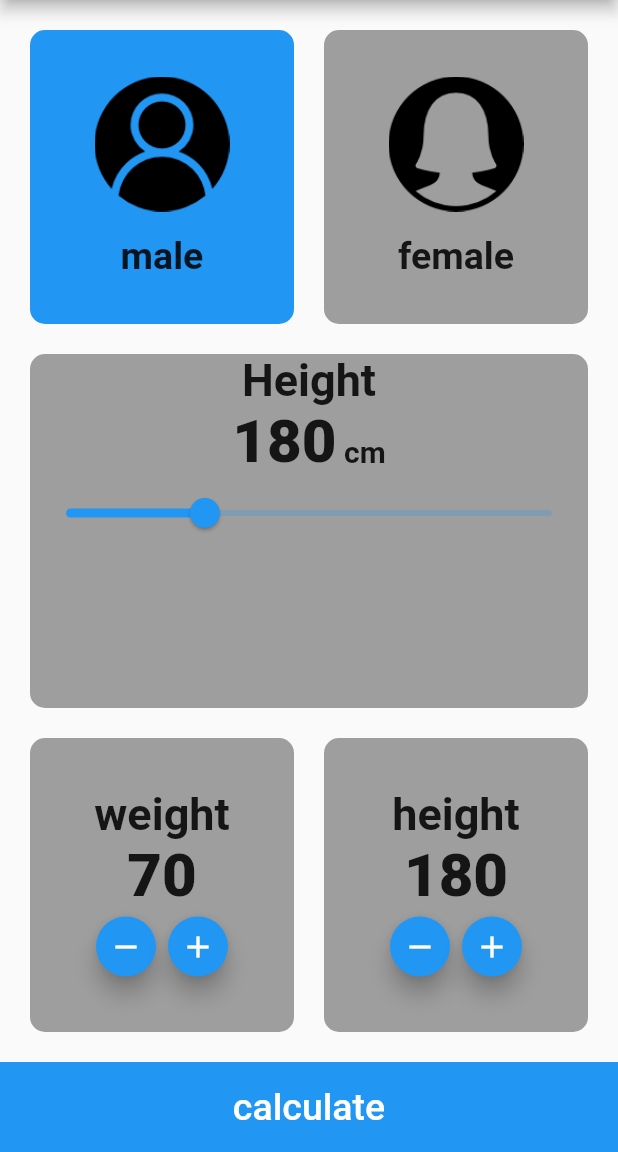
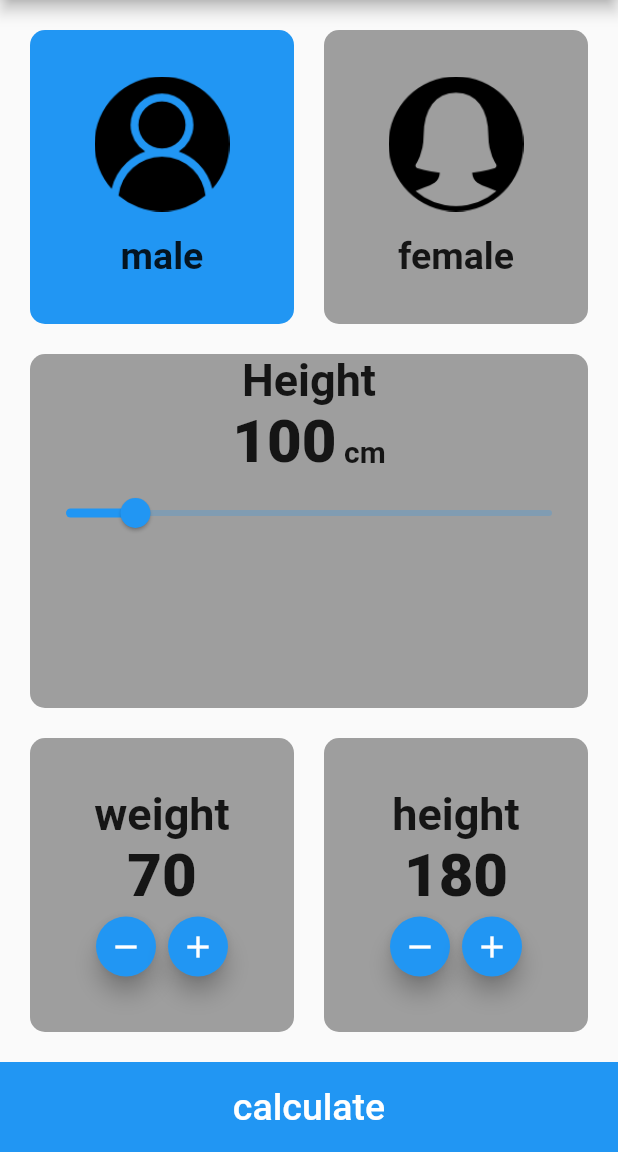
Before and after one commit to fathyBaiomy/bmi_calculator, a Flutter app: the screen it shows after launch, on a phone screen of 412 x 824 dp, the part 84-1236 px from its top. Run offline on Flutter 3.47's test engine with Material 2 defaults, Android fonts, the phone set to English and light mode, and no system bars.

```diff
--- a/lib/main.dart
+++ b/lib/main.dart
@@ -13,6 +13,7 @@ class MyApp extends StatefulWidget {
 
 class _MyAppState extends State<MyApp> {
   bool isMale = true;
+  double value = 100;
   // This widget is the root of your application.
   @override
   Widget build(BuildContext context) {
@@ -69,7 +70,15 @@ class _MyAppState extends State<MyApp> {
             Expanded(
               child: Padding(
                 padding: const EdgeInsets.symmetric(horizontal: 20),
-                child: BoxContainer(child: SliderWidget()),
+                child: BoxContainer(
+                    child: SliderWidget(
+                  value: value,
+                  onChanged: (value) {
+                    setState(() {
+                      this.value = value;
+                    });
+                  },
+                )),
               ),
             ),
             Expanded(
@@ -134,8 +143,12 @@ Widget MaleFemaleWidget(
   );
 }
 
-Widget SliderWidget(
-    {double value = 120, double minValue = 80, double maxValue = 220}) {
+Widget SliderWidget({
+  double value = 120,
+  double minValue = 80,
+  double maxValue = 220,
+  required void onChanged(double value),
+}) {
   return Column(
     crossAxisAlignment: CrossAxisAlignment.center,
     children: [
@@ -144,13 +157,13 @@ Widget SliderWidget(
             fontSize: 30,
             fontWeight: FontWeight.bold,
           )),
-      heightText(value: '180', type: 'cm'),
+      heightText(value: '${value.round()}', type: 'cm'),
       Slider(
         value: value,
         max: maxValue,
         min: minValue,
         onChanged: (value) {
-          print(value.round());
+          onChanged(value);
         },
       )
     ],
```
